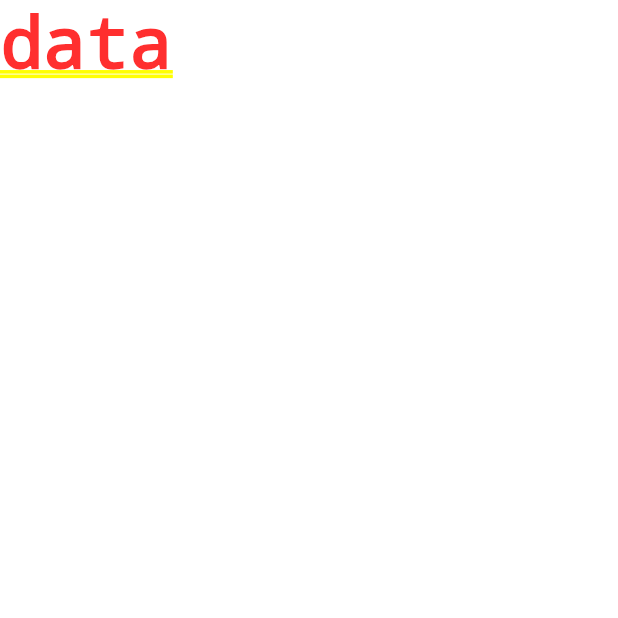
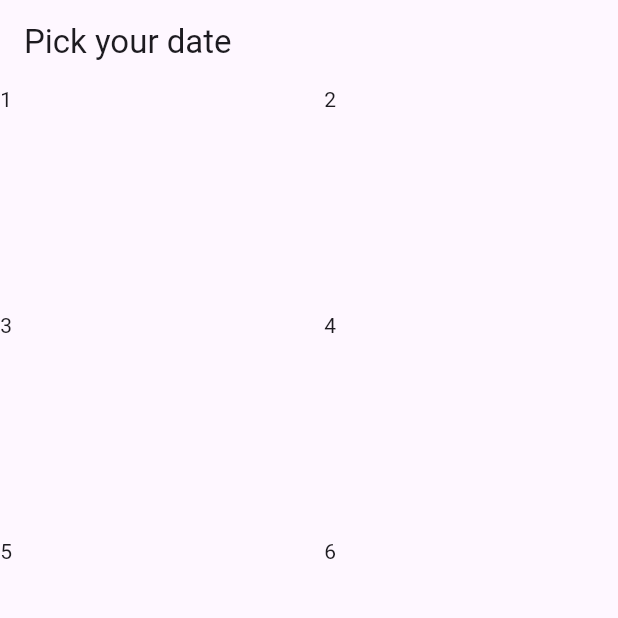
Before and after one commit to santa-calendar/santa-calendar-fe, a Flutter app: the screen it shows after launch, on a phone screen of 412 x 824 dp, the top half of it. Run offline on Flutter 3.47's test engine with Material 3 defaults, Android fonts, the phone set to English and light mode, and no system bars.

Commit message:
파일 정리

```diff
--- a/lib/main.dart
+++ b/lib/main.dart
@@ -1,4 +1,5 @@
 import 'package:flutter/material.dart';
+import 'package:santa_calendar_fe/screens/calendar/dates.dart';
 
 void main() {
   runApp(const MyApp());
@@ -11,7 +12,7 @@ class MyApp extends StatelessWidget {
   @override
   Widget build(BuildContext context) {
     return MaterialApp(
-      home: Text("data"),
+      home: DatesScreen(),
     );
   }
 }
--- /dev/null
+++ b/lib/screens/calendar/dates.dart
@@ -0,0 +1,30 @@
+import 'package:flutter/material.dart';
+
+class DatesScreen extends StatelessWidget {
+  const DatesScreen({super.key});
+
+  @override
+  Widget build(BuildContext context) {
+    return Scaffold(
+      appBar: AppBar(
+        title: const Text('Pick your date'),
+      ),
+      body: GridView(
+        gridDelegate: SliverGridDelegateWithFixedCrossAxisCount(
+          crossAxisCount: 2,
+          childAspectRatio: 1.5,
+          crossAxisSpacing: 20,
+          mainAxisSpacing: 20,
+          ),
+        children: [
+          Text('1'),
+          Text('2'),
+          Text('3'),
+          Text('4'),
+          Text('5'),
+          Text('6'),
+        ],
+      ),
+    );
+  }
+}
```
Also changed, not shown: lib/models/date.dart (added), lib/models/user.dart (deleted), lib/providers/auth_provider.dart (deleted), lib/screens/auth_repository.dart (deleted), lib/screens/calendar/date.dart (deleted), lib/utilities/constants.dart (deleted), lib/widgets/custom_button.dart (deleted).
